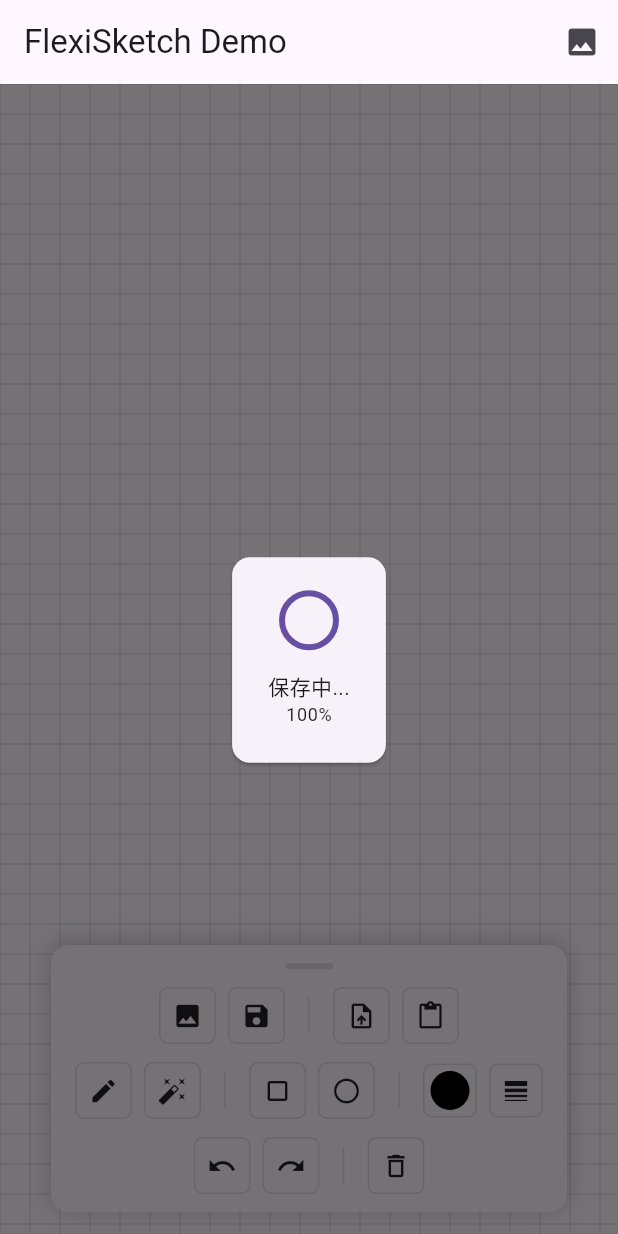
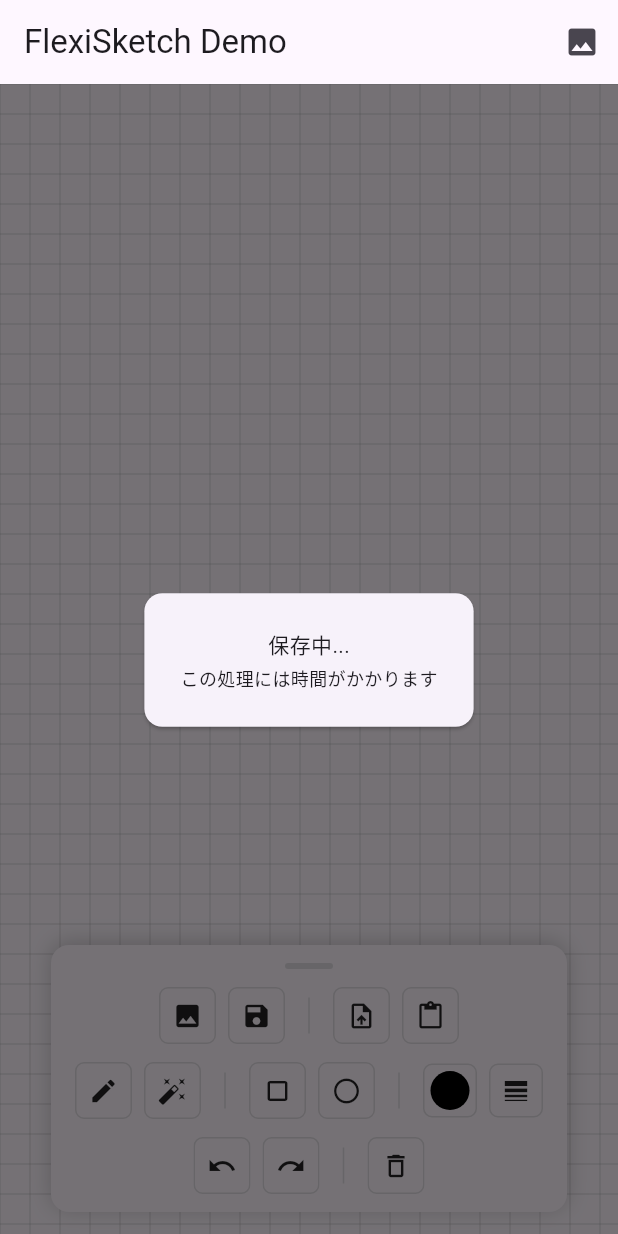
Before and after one commit to b150005/FlexiSketch, a Flutter app: the screen it shows after launch, after a tap on the "save" icon, on a phone screen of 412 x 824 dp. Run offline on Flutter 3.47's test engine with Material 3 defaults, Android fonts, the phone set to English and light mode, and no system bars; our stand-ins replace image_picker, plugin_platform_interface, share_plus, web; missing offline and left inert: pasteboard.

Commit message:
💄 ローディングUIの修正

```diff
--- a/example/lib/main.dart
+++ b/example/lib/main.dart
@@ -182,16 +182,14 @@ class _TestScreenState extends State<TestScreen> {
                     child: Column(
                       mainAxisSize: MainAxisSize.min,
                       children: [
-                        CircularProgressIndicator(
-                          value: _loadingState!.progress,
+                        Text(_loadingState!.phase.message),
+                        const SizedBox(
+                          height: 3,
                         ),
-                        const SizedBox(height: 16),
-                        Text(_loadingState!.phase.message),
-                        if (_loadingState!.progress > 0)
-                          Text(
-                            '${(_loadingState!.progress * 100).toStringAsFixed(0)}%',
-                            style: Theme.of(context).textTheme.bodySmall,
-                          ),
+                        const Text(
+                          'この処理には時間がかかります',
+                          style: TextStyle(fontSize: 12),
+                        ),
                       ],
                     ),
                   ),
--- a/lib/src/widgets/flexi_sketch_widget.dart
+++ b/lib/src/widgets/flexi_sketch_widget.dart
@@ -161,14 +161,13 @@ class FlexiSketchWidgetState extends State<FlexiSketchWidget> with ProgressHandl
                           child: Column(
                             mainAxisSize: MainAxisSize.min,
                             children: [
-                              CircularProgressIndicator(
-                                value: _saveProgress,
+                              const Text('保存中...'),
+                              const SizedBox(
+                                height: 3,
                               ),
-                              const SizedBox(height: 16),
-                              const Text('保存中...'),
-                              Text(
-                                '${(_saveProgress * 100).toStringAsFixed(0)}%',
-                                style: Theme.of(context).textTheme.bodySmall,
+                              const Text(
+                                'この処理には時間がかかります',
+                                style: TextStyle(fontSize: 12),
                               ),
                             ],
                           ),
```
